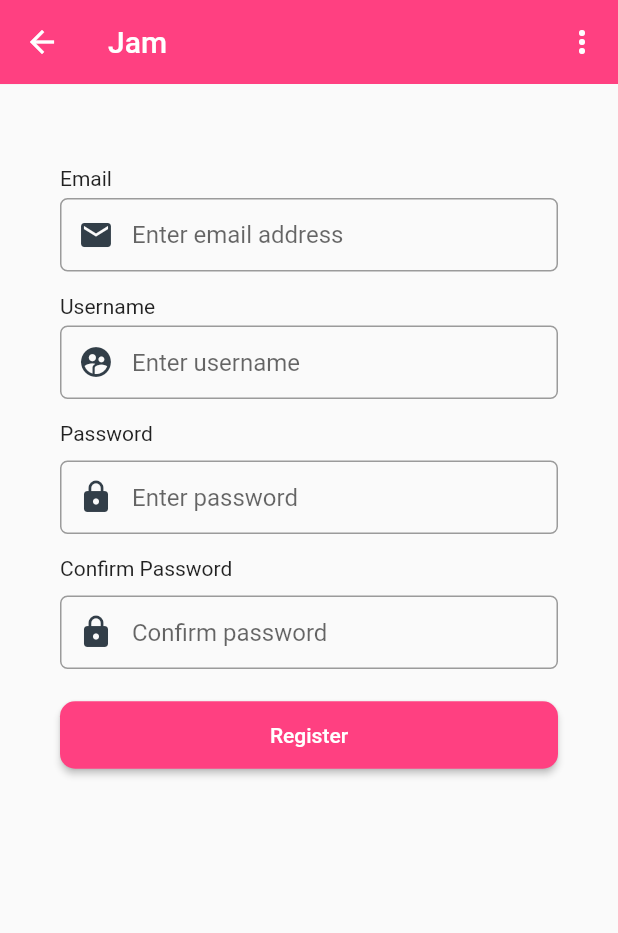
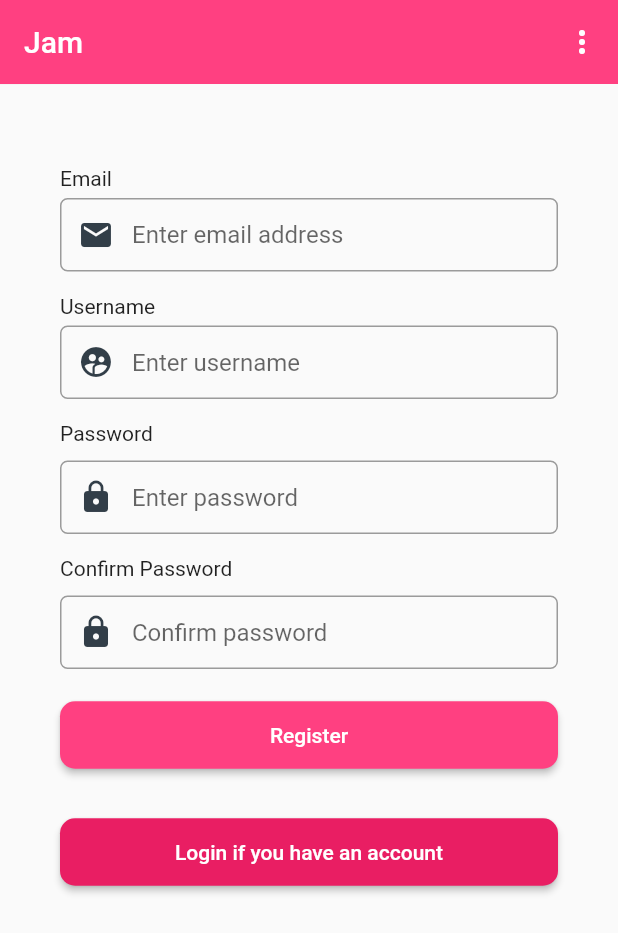
Before and after one commit to DAB-Co/jam-mobile, a Flutter app: the Register screen opened by its route, on a phone screen of 412 x 824 dp. Shown: the top 933 px of the screen. Run offline on Flutter 3.47's test engine with Material 2 defaults, Android fonts, the light colour scheme and no system bars; our stand-ins replace device_info_plus, firebase_core, firebase_messaging, flutter_local_notifications, hive, hive_flutter and 1 more; missing offline and left inert: mqtt_client; accounts and stored records are empty; statements that could not run were skipped.

Commit message:
put register form on start up (close #38)

```diff
--- a/lib/main.dart
+++ b/lib/main.dart
@@ -60,7 +60,7 @@ class MyApp extends StatelessWidget {
                   if (snapshot.hasError)
                     return Text('Error: ${snapshot.error}');
                   else if ((snapshot.data as User).username == null)
-                    return Login();
+                    return Register();
                   var user = snapshot.data as User;
                   Provider.of<UserProvider>(context).setUser(user, context);
                   return Homepage();
--- a/lib/pages/login.dart
+++ b/lib/pages/login.dart
@@ -52,7 +52,7 @@ class _LoginState extends State<Login> {
             ),
           ),
           onPressed: () {
-//            Navigator.pushReplacementNamed(context, '/reset-password');
+            showSnackBar(context, "Will be implemented soon");
           },
         ),
         TextButton(
@@ -64,7 +64,7 @@ class _LoginState extends State<Login> {
             ),
           ),
           onPressed: () {
-            Navigator.pushNamed(context, routes.register);
+            Navigator.pushNamedAndRemoveUntil(context, routes.register, (Route<dynamic> route) => false);
           },
         ),
       ],
@@ -84,7 +84,7 @@ class _LoginState extends State<Login> {
             User? user = response['user'];
             Provider.of<UserProvider>(context, listen: false)
                 .setUser(user, context);
-            Navigator.pushReplacementNamed(context, routes.homepage);
+            Navigator.pushNamedAndRemoveUntil(context, routes.homepage, (Route<dynamic> route) => false);
           } else {
             showSnackBar(context, response["message"]);
           }
--- a/lib/pages/register.dart
+++ b/lib/pages/register.dart
@@ -5,11 +5,11 @@ import 'package:jam/widgets/show_snackbar.dart';
 import 'package:provider/provider.dart';
 
 import '/config/routes.dart' as routes;
-import '../models/user.dart';
 import '/providers/auth.dart';
 import '/providers/user_provider.dart';
 import '/util/validators.dart';
 import '/widgets/form_widgets.dart';
+import '../models/user.dart';
 
 class Register extends StatefulWidget {
   @override
@@ -17,7 +17,6 @@ class Register extends StatefulWidget {
 }
 
 class _RegisterState extends State<Register> {
-
   final passwordController = TextEditingController();
 
   @override
@@ -38,10 +37,6 @@ class _RegisterState extends State<Register> {
   Widget build(BuildContext context) {
     AuthProvider auth = Provider.of<AuthProvider>(context);
 
-    WidgetsBinding.instance?.addPostFrameCallback((_) {
-      //formKey.currentState!.validate();
-    });
-
     final emailField = TextFormField(
       key: emailFormKey,
       onChanged: (_) => emailFormKey.currentState!.validate(),
@@ -57,7 +52,8 @@ class _RegisterState extends State<Register> {
       autofocus: false,
       validator: validateUsername,
       onSaved: (value) => _username = value,
-      decoration: buildInputDecoration("Enter username", Icons.supervised_user_circle),
+      decoration:
+          buildInputDecoration("Enter username", Icons.supervised_user_circle),
     );
 
     final passwordField = TextFormField(
@@ -76,7 +72,8 @@ class _RegisterState extends State<Register> {
       onChanged: (_) => confirmPasswordFormKey.currentState!.validate(),
       autofocus: false,
       obscureText: true,
-      validator: (value) => (value != passwordController.text) ? "Passwords don't match" : null,
+      validator: (value) =>
+          (value != passwordController.text) ? "Passwords don't match" : null,
       onSaved: (value) => _confirmPassword = value,
       decoration: buildInputDecoration("Confirm password", Icons.lock),
     );
@@ -92,8 +89,9 @@ class _RegisterState extends State<Register> {
         auth.register(_email, _username, _password).then((response) {
           if (response['status']) {
             User? user = response['user'];
-            Provider.of<UserProvider>(context, listen: false).setUser(user, context);
-            Navigator.pushReplacementNamed(context, routes.homepage);
+            Provider.of<UserProvider>(context, listen: false)
+                .setUser(user, context);
+            Navigator.pushNamedAndRemoveUntil(context, routes.homepage, (Route<dynamic> route) => false);
           } else {
             showSnackBar(context, response['message']);
           }
@@ -134,6 +132,12 @@ class _RegisterState extends State<Register> {
                   auth.loggedInStatus == Status.Authenticating
                       ? loading("Registering ... Please wait")
                       : longButtons("Register", doRegister),
+                  SizedBox(height: 30.0),
+                  longButtons(
+                    "Login if you have an account",
+                    () => Navigator.pushNamed(context, routes.login),
+                    color: Colors.pink,
+                  ),
                 ],
               ),
             ),
--- a/lib/widgets/app_bar.dart
+++ b/lib/widgets/app_bar.dart
@@ -12,6 +12,7 @@ void handleThreeDotClick(String value) {
 
 AppBar formAppBar() {
   return AppBar(
+    automaticallyImplyLeading: false,
     backgroundColor: Colors.pinkAccent,
     title: Text("Jam"),
     actions: <Widget>[
```
